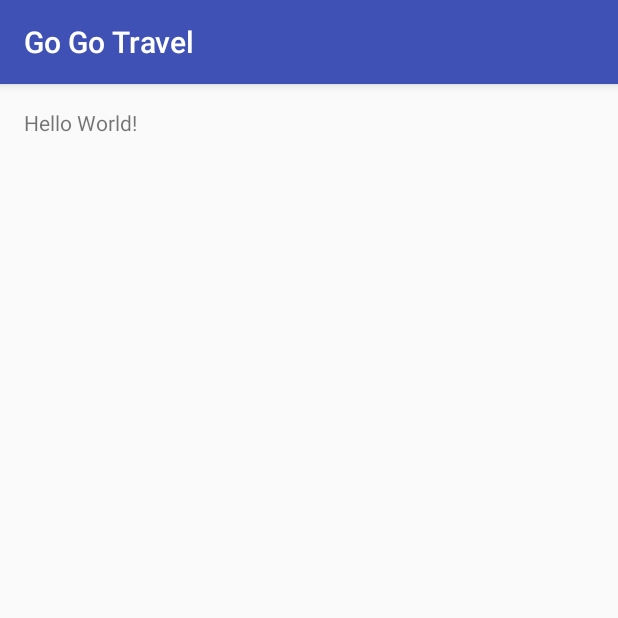
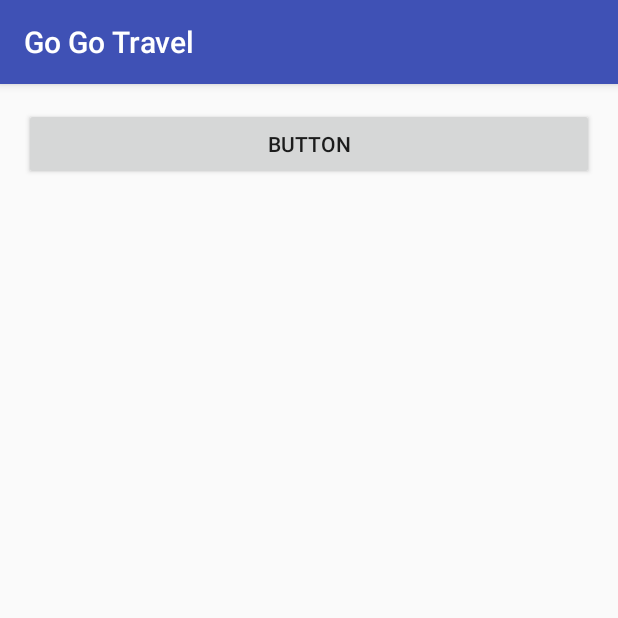
Before and after one commit to violet137/Android_D003, an Android app: the screen it shows after launch (MainActivity), on a phone screen of 412 x 824 dp, the top half of it. Run offline under Robolectric (Android 15) with nearby library versions, the phone set to English and light mode, and no system bars.

Commit message:
giao diện facebook

```diff
--- a/GoGoTravel/app/src/main/AndroidManifest.xml
+++ b/GoGoTravel/app/src/main/AndroidManifest.xml
@@ -2,6 +2,7 @@
 <manifest xmlns:android="http://schemas.android.com/apk/res/android"
     package="vn.edu.greenacademy.gogotravel">
 
+    <uses-permission android:name="android.permission.INTERNET"></uses-permission>
     <application
         android:allowBackup="true"
         android:icon="@mipmap/ic_launcher"
--- a/GoGoTravel/app/src/main/java/vn/edu/greenacademy/gogotravel/MainActivity.java
+++ b/GoGoTravel/app/src/main/java/vn/edu/greenacademy/gogotravel/MainActivity.java
@@ -2,12 +2,28 @@ package vn.edu.greenacademy.gogotravel;
 
 import android.support.v7.app.AppCompatActivity;
 import android.os.Bundle;
+import android.view.View;
+import android.widget.Button;
+import android.widget.TextView;
 
 public class MainActivity extends AppCompatActivity {
+
+    TextView tvStatus;
+    Button btnLogInFacebook;
 
     @Override
     protected void onCreate(Bundle savedInstanceState) {
         super.onCreate(savedInstanceState);
         setContentView(R.layout.activity_main);
+
+        tvStatus = (TextView) findViewById(R.id.tvStatus);
+        btnLogInFacebook = (Button) findViewById(R.id.btnLogInFacebook);
+
+        btnLogInFacebook.setOnClickListener(new View.OnClickListener() {
+            @Override
+            public void onClick(View view) {
+
+            }
+        });
     }
 }
--- a/GoGoTravel/app/src/main/res/layout/activity_main.xml
+++ b/GoGoTravel/app/src/main/res/layout/activity_main.xml
@@ -10,8 +10,19 @@
     android:paddingTop="@dimen/activity_vertical_margin"
     tools:context="vn.edu.greenacademy.gogotravel.MainActivity">
 
+    <Button
+        android:text="Button"
+        android:layout_width="match_parent"
+        android:layout_height="wrap_content"
+        android:layout_alignParentTop="true"
+        android:id="@+id/btnLogInFacebook"
+        android:layout_alignParentStart="true" />
+
     <TextView
         android:layout_width="wrap_content"
         android:layout_height="wrap_content"
-        android:text="Hello World!" />
+        android:layout_below="@+id/btnLogInFacebook"
+        android:layout_centerHorizontal="true"
+        android:textSize="24dp"
+        android:id="@+id/tvStatus" />
 </RelativeLayout>
```
